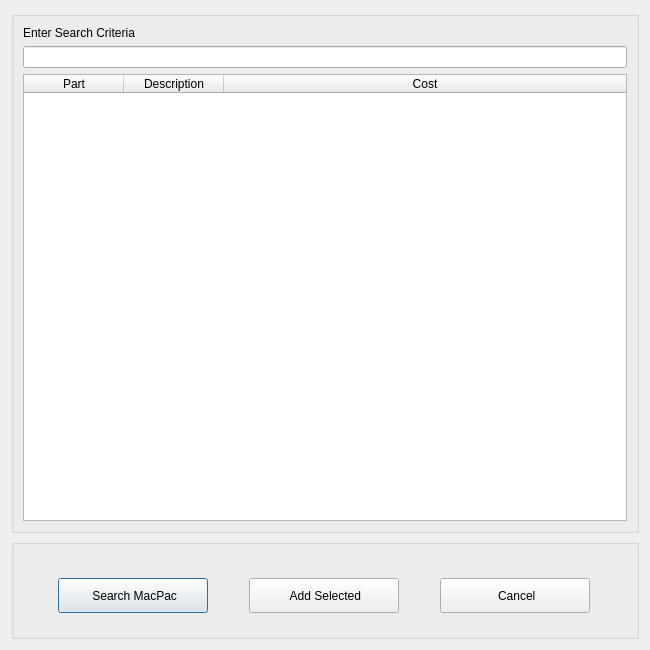
This is View/searchdialog.ui in topherMcDonald/SPO as Qt 5 draws it before an edit. The edited form follows.
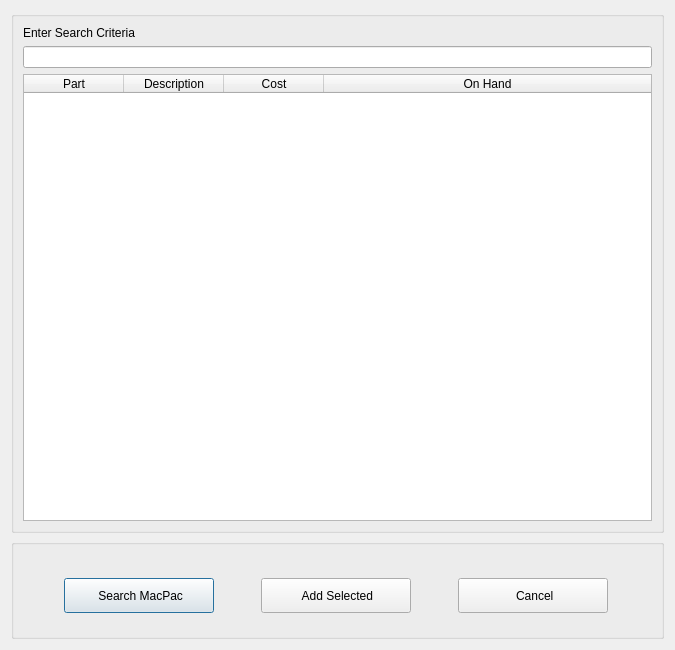
This is the edited form. Icons and pictures are not drawn.

What changed in the file:
```diff
--- a/View/searchdialog.ui
+++ b/View/searchdialog.ui
@@ -6,7 +6,7 @@
    <rect>
     <x>0</x>
     <y>0</y>
-    <width>650</width>
+    <width>675</width>
     <height>650</height>
    </rect>
   </property>
@@ -131,6 +131,11 @@
             <string>Cost</string>
            </property>
           </column>
+          <column>
+           <property name="text">
+            <string>On Hand</string>
+           </property>
+          </column>
          </widget>
         </item>
        </layout>
```
Left out of the diff: 7 changed lines with no effect on the pictures.
